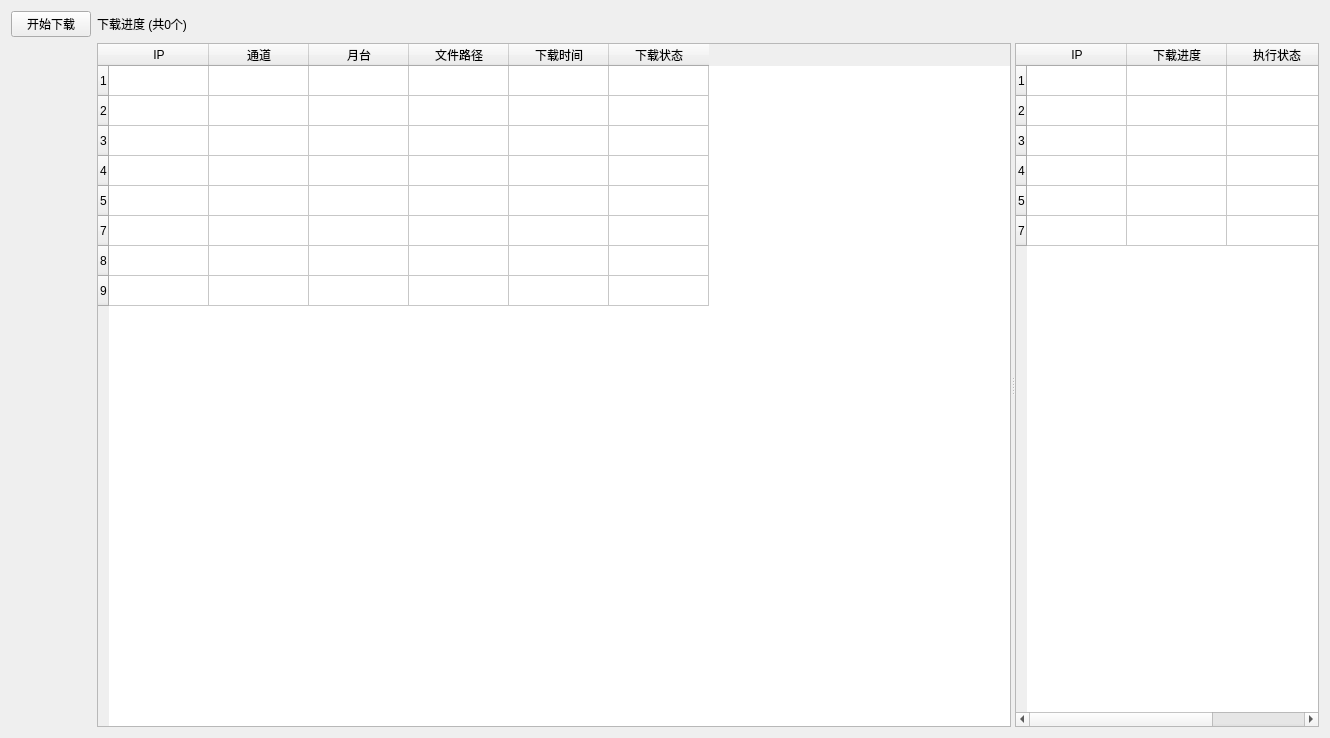
Above: app/download_video_widget/UI/DownloadVideo.ui from pick1e-morty/ATOClient before the change. Below: the same form after it.
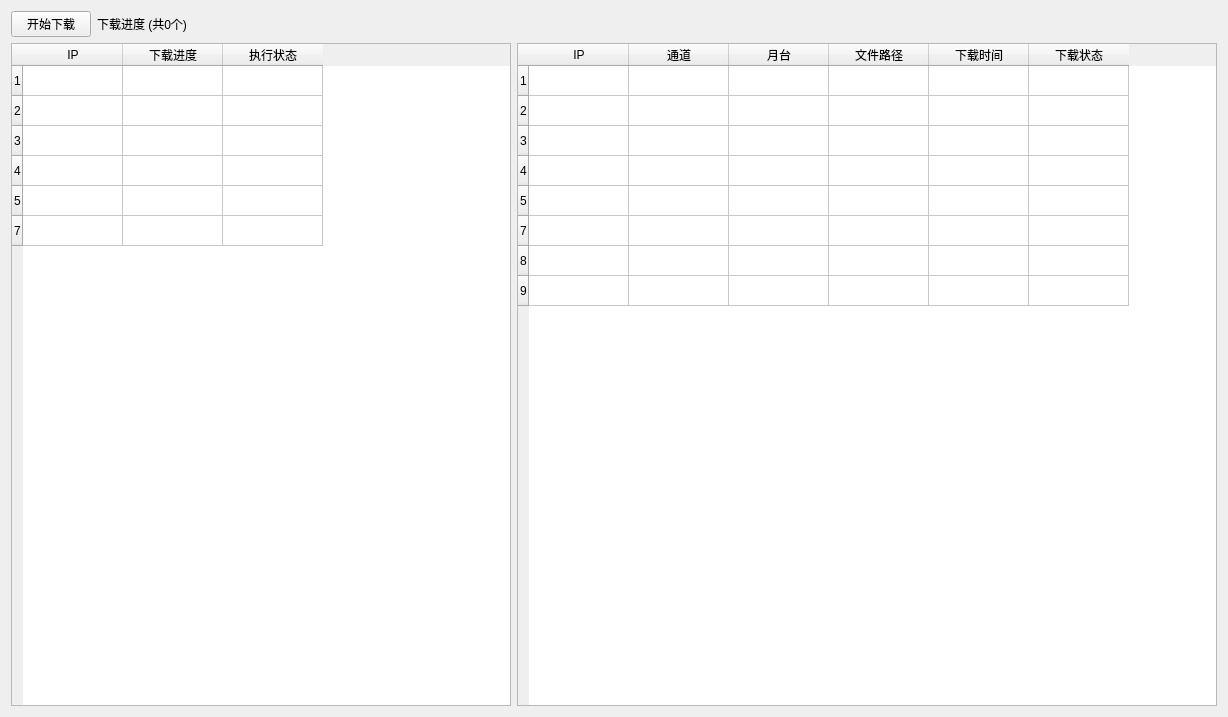
That is the form after the change. Custom widgets are drawn as their Qt base class.

```diff
--- a/app/download_video_widget/UI/DownloadVideo.ui
+++ b/app/download_video_widget/UI/DownloadVideo.ui
@@ -6,40 +6,83 @@
    <rect>
     <x>0</x>
     <y>0</y>
-    <width>1330</width>
-    <height>738</height>
+    <width>1175</width>
+    <height>717</height>
    </rect>
   </property>
   <property name="windowTitle">
    <string>Form</string>
   </property>
   <layout class="QGridLayout" name="gridLayout">
-   <item row="0" column="0">
-    <widget class="PushButton" name="startDownLoad_PB">
+   <item row="1" column="0" colspan="4">
+    <widget class="TableWidget" name="downloadProgress_TW">
+     <property name="minimumSize">
+      <size>
+       <width>500</width>
+       <height>0</height>
+      </size>
+     </property>
+     <row>
      <property name="text">
-      <string>开始下载</string>
-     </property>
-    </widget>
-   </item>
-   <item row="0" column="1">
-    <widget class="TitleLabel" name="argsCount_TL">
+       <string>1</string>
+      </property>
+     </row>
+     <row>
      <property name="text">
-      <string>下载进度 (共0个)</string>
-     </property>
+       <string>2</string>
+      </property>
+     </row>
+     <row>
+      <property name="text">
+       <string>3</string>
+      </property>
+     </row>
+     <row>
+      <property name="text">
+       <string>4</string>
+      </property>
+     </row>
+     <row>
+      <property name="text">
+       <string>5</string>
+      </property>
+     </row>
+     <row>
+      <property name="text">
+       <string>7</string>
+      </property>
+     </row>
+     <column>
+      <property name="text">
+       <string>IP</string>
+      </property>
+     </column>
+     <column>
+      <property name="text">
+       <string>下载进度</string>
+      </property>
+     </column>
+     <column>
+      <property name="text">
+       <string>执行状态</string>
+      </property>
+     </column>
     </widget>
    </item>
-   <item row="1" column="1">
-    <widget class="QSplitter" name="splitter">
-     <property name="orientation">
-      <enum>Qt::Horizontal</enum>
-     </property>
+   <item row="1" column="4">
      <widget class="TableWidget" name="downloadStatus_TW">
       <property name="sizePolicy">
-       <sizepolicy hsizetype="Expanding" vsizetype="Expanding">
-        <horstretch>3</horstretch>
+      <sizepolicy hsizetype="Preferred" vsizetype="Expanding">
+       <horstretch>2</horstretch>
         <verstretch>0</verstretch>
        </sizepolicy>
       </property>
+     <property name="minimumSize">
+      <size>
+       <width>700</width>
+       <height>0</height>
+      </size>
+     </property>
       <row>
        <property name="text">
         <string>1</string>
@@ -111,59 +154,31 @@
        </property>
       </column>
      </widget>
-     <widget class="TableWidget" name="downloadProgress_TW">
+   </item>
+   <item row="0" column="0">
+    <widget class="PushButton" name="startDownLoad_PB">
       <property name="sizePolicy">
-       <sizepolicy hsizetype="Expanding" vsizetype="Expanding">
-        <horstretch>1</horstretch>
+      <sizepolicy hsizetype="Fixed" vsizetype="Fixed">
+       <horstretch>0</horstretch>
         <verstretch>0</verstretch>
        </sizepolicy>
       </property>
-      <row>
        <property name="text">
-        <string>1</string>
-       </property>
-      </row>
-      <row>
-       <property name="text">
-        <string>2</string>
-       </property>
-      </row>
-      <row>
-       <property name="text">
-        <string>3</string>
-       </property>
-      </row>
-      <row>
-       <property name="text">
-        <string>4</string>
-       </property>
-      </row>
-      <row>
-       <property name="text">
-        <string>5</string>
-       </property>
-      </row>
-      <row>
-       <property name="text">
-        <string>7</string>
-       </property>
-      </row>
-      <column>
-       <property name="text">
-        <string>IP</string>
-       </property>
-      </column>
-      <column>
-       <property name="text">
-        <string>下载进度</string>
-       </property>
-      </column>
-      <column>
-       <property name="text">
-        <string>执行状态</string>
-       </property>
-      </column>
-     </widget>
+      <string>开始下载</string>
+     </property>
+    </widget>
+   </item>
+   <item row="0" column="1">
+    <widget class="TitleLabel" name="argsCount_TL">
+     <property name="sizePolicy">
+      <sizepolicy hsizetype="Fixed" vsizetype="Preferred">
+       <horstretch>0</horstretch>
+       <verstretch>0</verstretch>
+      </sizepolicy>
+     </property>
+     <property name="text">
+      <string>下载进度 (共0个)</string>
+     </property>
     </widget>
    </item>
   </layout>
```
Lines whose indentation alone changed are shown as unchanged.
